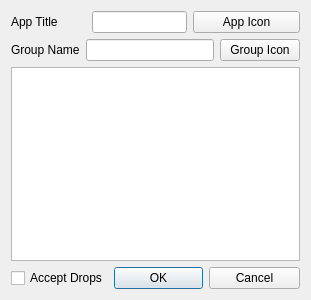
jainpiyush26/global_launcher, file code/ui/setup_ui.ui: the form before one commit.
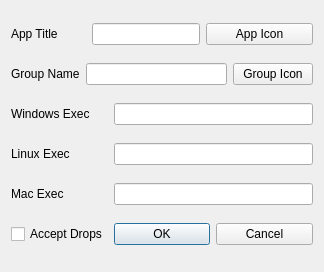
The form after the commit.

Diff of the .ui file:
```diff
--- a/code/ui/setup_ui.ui
+++ b/code/ui/setup_ui.ui
@@ -6,8 +6,8 @@
    <rect>
     <x>0</x>
     <y>0</y>
-    <width>311</width>
-    <height>300</height>
+    <width>324</width>
+    <height>272</height>
    </rect>
   </property>
   <property name="windowTitle">
@@ -82,24 +82,51 @@
      </item>
     </layout>
    </item>
-   <item row="2" column="0" colspan="3">
-    <widget class="QListWidget" name="exec_listWidget"/>
+   <item row="2" column="0">
+    <widget class="QLabel" name="label_3">
+     <property name="text">
+      <string>Windows Exec</string>
+     </property>
+    </widget>
+   </item>
+   <item row="2" column="1" colspan="2">
+    <widget class="QLineEdit" name="windows_lineEdit"/>
    </item>
    <item row="3" column="0">
+    <widget class="QLabel" name="label_4">
+     <property name="text">
+      <string>Linux Exec</string>
+     </property>
+    </widget>
+   </item>
+   <item row="3" column="1" colspan="2">
+    <widget class="QLineEdit" name="linux_lineEdit"/>
+   </item>
+   <item row="4" column="0">
+    <widget class="QLabel" name="label_5">
+     <property name="text">
+      <string>Mac Exec</string>
+     </property>
+    </widget>
+   </item>
+   <item row="4" column="1" colspan="2">
+    <widget class="QLineEdit" name="mac_lineEdit"/>
+   </item>
+   <item row="5" column="0">
     <widget class="QCheckBox" name="acceptdrops_checkBox">
      <property name="text">
       <string>Accept Drops</string>
      </property>
     </widget>
    </item>
-   <item row="3" column="1">
+   <item row="5" column="1">
     <widget class="QPushButton" name="ok_pushButton">
      <property name="text">
       <string>OK</string>
      </property>
     </widget>
    </item>
-   <item row="3" column="2">
+   <item row="5" column="2">
     <widget class="QPushButton" name="cancel_pushButton">
      <property name="focusPolicy">
       <enum>Qt::NoFocus</enum>
```
